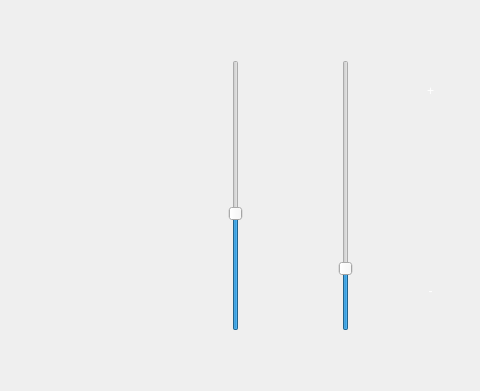
Above: dialog.ui from oxiaom/arm_sine before the change; both pictures show x 320 to 800 and y 0 to 391 of the 800 by 480 pixel window. Below: the same form after it.
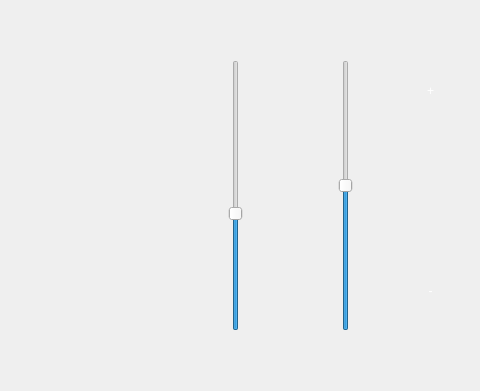
That is the form after the change. Icons and pictures are not drawn.

The edit to the form file:
```diff
--- a/dialog.ui
+++ b/dialog.ui
@@ -90,10 +90,16 @@
 </string>
    </property>
    <property name="maximum">
-    <number>14</number>
+    <number>13</number>
+   </property>
+   <property name="pageStep">
+    <number>1</number>
    </property>
    <property name="value">
-    <number>3</number>
+    <number>7</number>
+   </property>
+   <property name="sliderPosition">
+    <number>7</number>
    </property>
    <property name="orientation">
     <enum>Qt::Vertical</enum>
```
Left out of the diff: 18 changed lines with no effect on the pictures.
